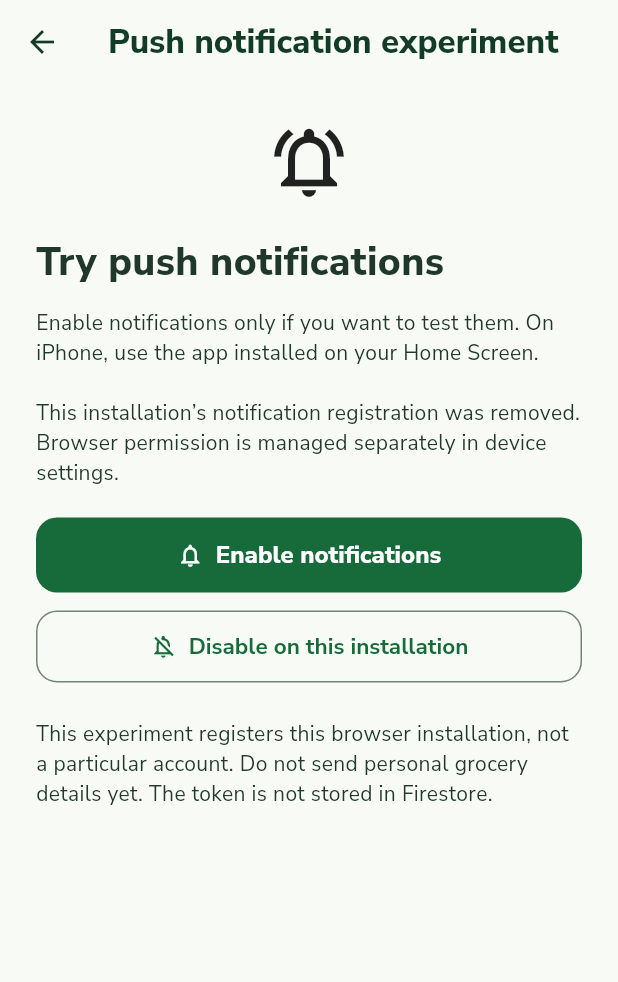
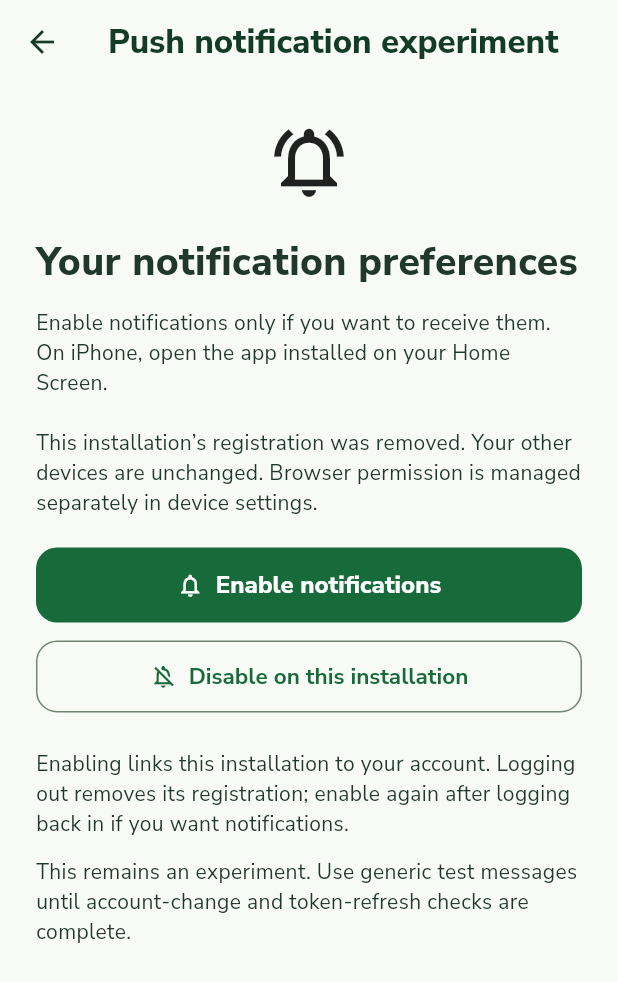
Before and after one commit to faithgelemu/faithful-pantry, a Flutter app: the PushNotificationScreen screen opened directly, after a tap on "Enable notifications", after a tap on "Disable on this installation", on a phone screen of 412 x 824 dp. Shown: the top 982 px of the screen. Run offline on Flutter 3.47's test engine with Material 3 defaults, Android fonts, the phone set to English and light mode, and no system bars; our stand-ins replace camera, cloud_firestore, firebase_auth, firebase_core, firebase_messaging, image_picker and 1 more; missing offline and left inert: crop_your_image, dart:js_interop; accounts and stored records are empty; statements that could not run were skipped.

Commit message:
Link push registrations to accounts and clean up on logout

```diff
--- a/lib/push_notification_screen.dart
+++ b/lib/push_notification_screen.dart
@@ -19,16 +19,20 @@ class _PushNotificationScreenState
   bool isBusy = false;
   String? token;
   String? errorMessage;
+
   String statusMessage =
-      'Choose Enable notifications to request permission '
-      'and register this browser installation.';
+      'Choose Enable notifications to register this installation '
+      'for your signed-in account. Opening this screen does not '
+      'enable notifications.';
 
   Future<void> enableNotifications() async {
     if (isBusy) return;
 
     setState(() {
       isBusy = true;
+      token = null;
       errorMessage = null;
+      statusMessage = 'Registering notifications for your account...';
     });
 
     try {
@@ -39,31 +43,22 @@ class _PushNotificationScreenState
       setState(() {
         token = result;
         statusMessage =
-            'This browser installation is registered. '
+            'This installation is registered for your account. '
             'Automatic expiry reminders are not scheduled yet.';
       });
     } on StateError catch (error) {
-      if (!mounted) return;
-
-      setState(() {
-        errorMessage = error.message;
-      });
+      showError(error.message);
     } on FirebaseException catch (_) {
-      if (!mounted) return;
-
-      setState(() {
-        errorMessage =
-            'Notification registration failed. Check your connection '
-            'and notification configuration, then try again.';
-      });
+      showError(
+        'Unable to confirm account registration. Check your connection '
+        'and Firestore access rules, then try again.',
+      );
     } catch (_) {
-      if (!mounted) return;
-
-      setState(() {
-        errorMessage =
-            'Unable to enable notifications. On iPhone, open the '
-            'installed Home Screen app and try again.';
-      });
+      showError(
+        'Unable to confirm notification registration. '
+        'Check your connection and try again. On iPhone, '
+        'use the installed Home Screen app.',
+      );
     } finally {
       if (mounted) {
         setState(() {
@@ -78,7 +73,9 @@ class _PushNotificationScreenState
 
     setState(() {
       isBusy = true;
+      token = null;
       errorMessage = null;
+      statusMessage = 'Removing this installation’s registration...';
     });
 
     try {
@@ -87,19 +84,18 @@ class _PushNotificationScreenState
       if (!mounted) return;
 
       setState(() {
-        token = null;
         statusMessage =
-            'This installation’s notification registration was removed. '
-            'Browser permission is managed separately in device settings.';
+            'This installation’s registration was removed. '
+            'Your other devices are unchanged. Browser permission '
+            'is managed separately in device settings.';
       });
+    } on StateError catch (error) {
+      showError(error.message);
     } catch (_) {
-      if (!mounted) return;
-
-      setState(() {
-        errorMessage =
-            'Unable to confirm notifications were disabled. '
-            'Check your connection and try again.';
-      });
+      showError(
+        'Unable to finish notification cleanup. '
+        'Check your connection and try disabling again.',
+      );
     } finally {
       if (mounted) {
         setState(() {
@@ -109,8 +105,21 @@ class _PushNotificationScreenState
     }
   }
 
+  void showError(String message) {
+    if (!mounted) return;
+
+    setState(() {
+      token = null;
+      errorMessage = message;
+      statusMessage =
+          'The operation was not confirmed. '
+          'You can retry when connected.';
+    });
+  }
+
   Future<void> copyToken() async {
     final value = token;
+
     if (value == null || isBusy) return;
 
     try {
@@ -128,9 +137,11 @@ class _PushNotificationScreenState
     } catch (_) {
       if (!mounted) return;
 
-      setState(() {
-        errorMessage = 'Unable to copy the test token.';
-      });
+      ScaffoldMessenger.of(context).showSnackBar(
+        const SnackBar(
+          content: Text('Unable to copy the test token.'),
+        ),
+      );
     }
   }
 
@@ -155,7 +166,7 @@ class _PushNotificationScreenState
                 ),
                 const SizedBox(height: 20),
                 const Text(
-                  'Try push notifications',
+                  'Your notification preferences',
                   style: TextStyle(
                     fontSize: 26,
                     fontWeight: FontWeight.w800,
@@ -163,8 +174,8 @@ class _PushNotificationScreenState
                 ),
                 const SizedBox(height: 12),
                 const Text(
-                  'Enable notifications only if you want to test them. '
-                  'On iPhone, use the app installed on your Home Screen.',
+                  'Enable notifications only if you want to receive them. '
+                  'On iPhone, open the app installed on your Home Screen.',
                 ),
                 const SizedBox(height: 20),
                 Semantics(
@@ -209,9 +220,14 @@ class _PushNotificationScreenState
                 ],
                 const SizedBox(height: 24),
                 const Text(
-                  'This experiment registers this browser installation, '
-                  'not a particular account. Do not send personal grocery '
-                  'details yet. The token is not stored in Firestore.',
+                  'Enabling links this installation to your account. '
+                  'Logging out removes its registration; enable again '
+                  'after logging back in if you want notifications.',
+                ),
+                const SizedBox(height: 12),
+                const Text(
+                  'This remains an experiment. Use generic test messages '
+                  'until account-change and token-refresh checks are complete.',
                 ),
               ],
             ),
--- a/lib/services/push_notification_service.dart
+++ b/lib/services/push_notification_service.dart
@@ -1,10 +1,43 @@
+import 'dart:convert';
+
+import 'package:cloud_firestore/cloud_firestore.dart';
+import 'package:crypto/crypto.dart';
+import 'package:firebase_auth/firebase_auth.dart';
 import 'package:firebase_messaging/firebase_messaging.dart';
 import 'package:flutter/foundation.dart';
+import 'package:shared_preferences/shared_preferences.dart';
 
 class PushNotificationService {
-  static const vapidKey = 'BI-euvdXz6UWmBrBVzjPW0CzoserKOJ-oVc-LRx4i3NZr1aW2y7-wnMk0C6zYe02EewLR0OBK-lPdiEILgmi2P8';
+  static const vapidKey =
+      'BI-euvdXz6UWmBrBVzjPW0CzoserKOJ-oVc-LRx4i3NZr1aW2y7-wnMk0C6zYe02EewLR0OBK-lPdiEILgmi2P8';
 
-  final FirebaseMessaging messaging = FirebaseMessaging.instance;
+  static const _registrationKey = 'pantry_push_registration_v1';
+
+  // Shared between service instances in this running app.
+  static bool _isBusy = false;
+
+  final _preferences = SharedPreferencesAsync();
+
+  FirebaseMessaging get messaging => FirebaseMessaging.instance;
+
+  DocumentReference<Map<String, dynamic>> _registrationDocument(
+    String uid,
+    String documentId,
+  ) {
+    return FirebaseFirestore.instance
+        .collection('users')
+        .doc(uid)
+        .collection('pushTokens')
+        .doc(documentId);
+  }
+
+  void _checkUser(String uid) {
+    if (FirebaseAuth.instance.currentUser?.uid != uid) {
+      throw StateError(
+        'Your account changed. Please reopen notifications and try again.',
+      );
+    }
+  }
 
   Future<String> enable() async {
     if (!kIsWeb) {
@@ -13,42 +46,156 @@ class PushNotificationService {
       );
     }
 
-    if (vapidKey == 'PASTE_YOUR_PUBLIC_VAPID_KEY_HERE') {
-      throw StateError('The public notification key has not been configured.');
+    if (_isBusy) {
+      throw StateError(
+        'Another notification action is still running. Please wait.',
+      );
     }
 
-    // Call enable directly from a button press so the permission
-    // request follows an explicit user action.
+    final user = FirebaseAuth.instance.currentUser;
+
+    if (user == null) {
+      throw StateError('Please log in before enabling notifications.');
+    }
+
+    if (vapidKey.trim().isEmpty ||
+        vapidKey == 'PASTE_YOUR_PUBLIC_VAPID_KEY_HERE') {
+      throw StateError(
+        'The public notification key has not been configured.',
+      );
+    }
+
+    _isBusy = true;
+
+    try {
+      // Keep this request directly connected to the user's button press.
       final settings = await messaging.requestPermission(
         alert: true,
         badge: true,
         sound: true,
       );
 
-    if (settings.authorizationStatus != AuthorizationStatus.authorized) {
+      if (settings.authorizationStatus !=
+          AuthorizationStatus.authorized) {
         throw StateError(
           'Notifications are not enabled. You can change permission '
           'in your browser or device settings.',
         );
       }
 
-    // The web SDK registers firebase-messaging-sw.js using its
-    // separate messaging scope, alongside our offline worker.
-    final token = await messaging.getToken(
-      vapidKey: vapidKey,
-    );
+      _checkUser(user.uid);
+
+      // Retire any previous registration before creating a new one.
+      await _removeRegistration();
+
+      _checkUser(user.uid);
+
+      final token = await messaging.getToken(vapidKey: vapidKey);
 
       if (token == null || token.isEmpty) {
         throw StateError(
-        'Unable to register this device for notifications. '
+          'Unable to register this installation. '
           'Check your connection and try again.',
         );
       }
 
+      final documentId = sha256.convert(utf8.encode(token)).toString();
+
+      // Save the cleanup reference before attempting the cloud write.
+      // The raw delivery token is not stored in shared preferences.
+      await _preferences.setString(
+        _registrationKey,
+        jsonEncode({
+          'uid': user.uid,
+          'documentId': documentId,
+        }),
+      );
+
+      try {
+        _checkUser(user.uid);
+
+        await _registrationDocument(user.uid, documentId).set({
+          'token': token,
+          'enabled': true,
+          'platform': 'web',
+          'updatedAt': FieldValue.serverTimestamp(),
+        }).timeout(const Duration(seconds: 20));
+
+        _checkUser(user.uid);
+      } catch (_) {
+        // A failed or delayed database write must not leave a live
+        // token ready to receive account-specific messages.
+        // Keep the local cleanup reference so removal can be retried.
+        await messaging.deleteToken();
+        rethrow;
+      }
+
       return token;
+    } finally {
+      _isBusy = false;
+    }
   }
 
   Future<void> disable() async {
+    if (!kIsWeb) return;
+
+    if (_isBusy) {
+      throw StateError(
+        'Another notification action is still running. Please wait.',
+      );
+    }
+
+    _isBusy = true;
+
+    try {
+      await _removeRegistration();
+    } finally {
+      _isBusy = false;
+    }
+  }
+
+  Future<void> prepareForLogout() async {
+    // Does not request permission or create a token.
+    await disable();
+  }
+
+  Future<void> _removeRegistration() async {
+    final saved = await _preferences.getString(_registrationKey);
+
+    // Also handles registrations made by our earlier experiment,
+    // which did not save a local cleanup reference.
+    final settings = await messaging.getNotificationSettings();
+
+    if (saved != null ||
+        settings.authorizationStatus == AuthorizationStatus.authorized) {
+      // Invalidate delivery first, even if Firestore cleanup later fails.
       await messaging.deleteToken();
     }
+
+    if (saved == null) return;
+
+    final decoded = jsonDecode(saved);
+
+    if (decoded is! Map<String, dynamic>) {
+      throw StateError('Unable to read the notification registration.');
     }
+
+    final uid = decoded['uid'];
+    final documentId = decoded['documentId'];
+
+    if (uid is! String || documentId is! String) {
+      throw StateError('Unable to read the notification registration.');
+    }
+
+    if (FirebaseAuth.instance.currentUser?.uid == uid) {
+      await _registrationDocument(uid, documentId)
+          .delete()
+          .timeout(const Duration(seconds: 20));
+    }
+
+    // If another account is now signed in, its rules cannot delete
+    // the previous owner's document. The old token was invalidated
+    // above; the future sender must remove invalid-token records.
+    await _preferences.remove(_registrationKey);
+  }
+}
--- a/pubspec.yaml
+++ b/pubspec.yaml
@@ -42,6 +42,8 @@ dependencies:
   camera: ^0.12.2
   crop_your_image: ^2.0.1
   firebase_messaging: ^16.7.1
+  shared_preferences: ^2.5.6
+  crypto: ^3.0.8
 
 dev_dependencies:
   flutter_test:
```
Also changed, not shown: lib/main.dart (+52 -10 lines), pubspec.lock, 1 other file. Lines whose indentation alone changed are shown as unchanged.
